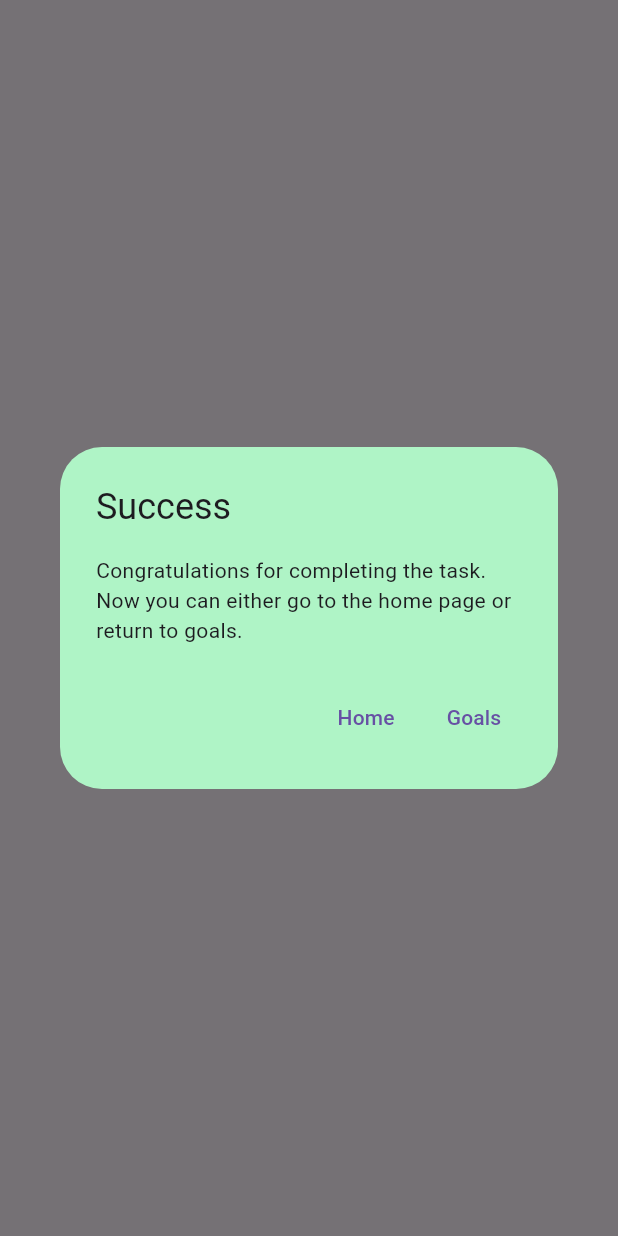
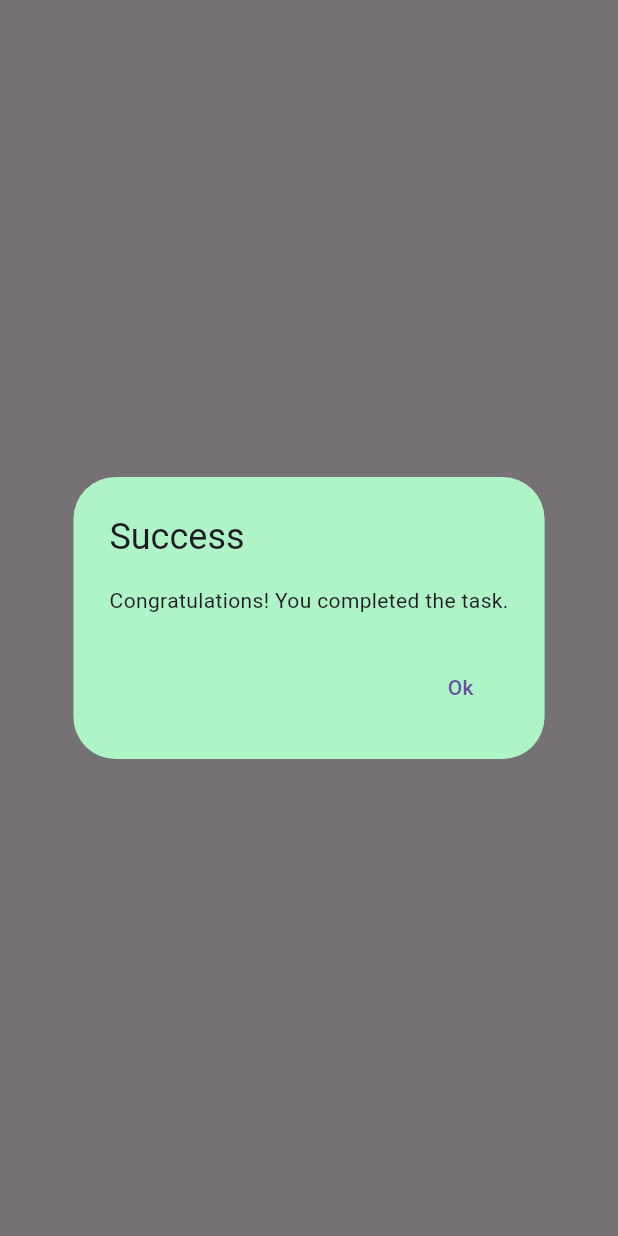
Before and after one commit to anagnole/UI_UX_36, a Flutter app: what showSuccessPopup() shows on an empty page, opened directly, on a phone screen of 412 x 824 dp. Run offline on Flutter 3.47's test engine with Material 3 defaults, Android fonts, the phone set to English and light mode, and no system bars; our stand-ins replace camera, charts_flutter, shared_preferences, sqflite; missing offline and left inert: google_ml_kit; accounts and stored records are empty.

Commit message:
fixed popups

```diff
--- a/lib/src/app_state.dart
+++ b/lib/src/app_state.dart
@@ -36,8 +36,6 @@ class AppState extends ChangeNotifier {
   }
 
   void totalTasksByCategory() {
-    print('fetch completed tasks category app state');
-
     futureTaskNumByCategory = snapgoalsDB.taskNumByCategory();
   }
 
--- a/lib/src/navigation/routes/camera/success_Popup.dart
+++ b/lib/src/navigation/routes/camera/success_Popup.dart
@@ -4,19 +4,14 @@ class SuccessPopup extends StatelessWidget {
   final String title;
   final String content;
   final String button1;
-  final String button2;
   final VoidCallback onButton1Pressed;
-  final VoidCallback onButton2Pressed;
 
-  const SuccessPopup({
-    required this.title,
-    required this.content,
-    required this.button1,
-    required this.button2,
-    required this.onButton1Pressed,
-    required this.onButton2Pressed,
-    super.key
-  });
+  const SuccessPopup(
+      {required this.title,
+      required this.content,
+      required this.button1,
+      required this.onButton1Pressed,
+      super.key});
 
   @override
   Widget build(BuildContext context) {
@@ -29,39 +24,26 @@ class SuccessPopup extends StatelessWidget {
           onPressed: onButton1Pressed,
           child: Text(button1),
         ),
-        TextButton(
-          onPressed: onButton2Pressed,
-          child: Text(button2),
-        ),
       ],
     );
   }
 }
 
+Future<void> showSuccessPopup(BuildContext context) async {
+  const String customDialogTitle = "Success";
+  const String customDialogContent = "Congratulations! You completed the task.";
+  const String customButton1Text = "Ok";
 
-void showSuccessPopup(BuildContext context) {
-  const String customDialogTitle = "Success";
-  const String customDialogContent =
-      "Congratulations for completing the task. Now you can either go to the home page or return to goals.";
-  const String customButton1Text = "Home";
-  const String customButton2Text = "Goals";
-
-  showDialog(
+  await showDialog(
     context: context,
     builder: (BuildContext context) {
       return SuccessPopup(
         title: customDialogTitle,
         content: customDialogContent,
         button1: customButton1Text,
-        button2: customButton2Text,
         onButton1Pressed: () {
-            Navigator.pop(context);
-            Navigator.pushReplacementNamed(context, '/');
-        },
-        onButton2Pressed: () {
-          // Handle Button 2 Pressed
           Navigator.pop(context);
-          Navigator.pushReplacementNamed(context, '/goals');
+          return;
         },
       );
     },
--- a/lib/src/navigation/routes/goals/widgets/create_goal.dart
+++ b/lib/src/navigation/routes/goals/widgets/create_goal.dart
@@ -159,6 +159,8 @@ class _CreateGoal extends State<CreateGoal> {
                           Uint8List(0), appState.chosenKeyWords);
                       Navigator.of(context).pop();
                     }
+                    appState.chosenKeyWords = [];
+                    appState.notify();
                   },
                   icon: const Icon(Icons.add),
                   label: const Text(
```
Also changed, not shown: lib/service/database/snapgoals_db.dart (+3 -6 lines), lib/src/navigation/navigator.dart (+8 -45 lines), lib/src/navigation/routes/camera/Failure_Popup.dart (+26 -25 lines), lib/src/navigation/routes/camera/camera.dart (+35 -14 lines), lib/main.dart (line endings or trailing spaces).
